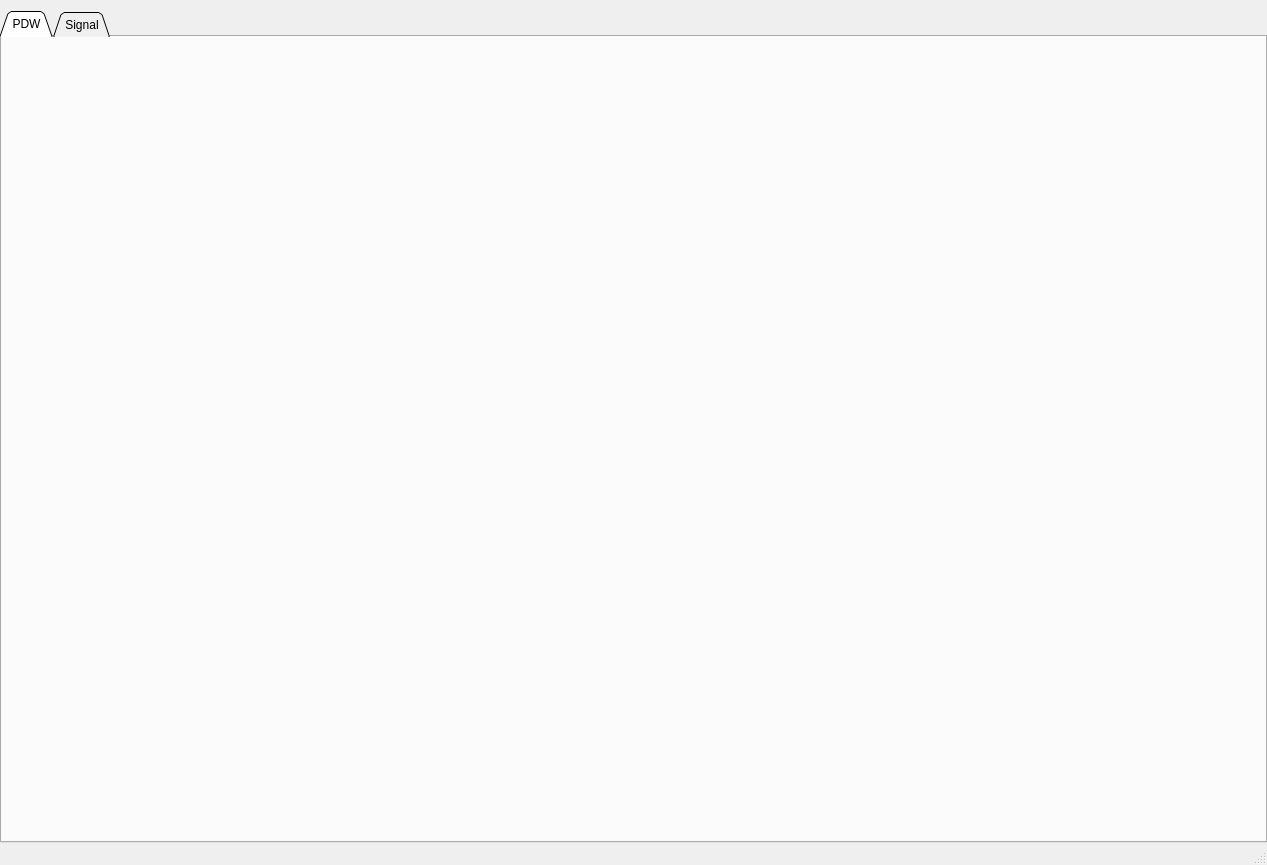
First picture: the form in visualization/GUI/mainform.ui, repository sepehrgh98/PyCoolEdit, before the edit.
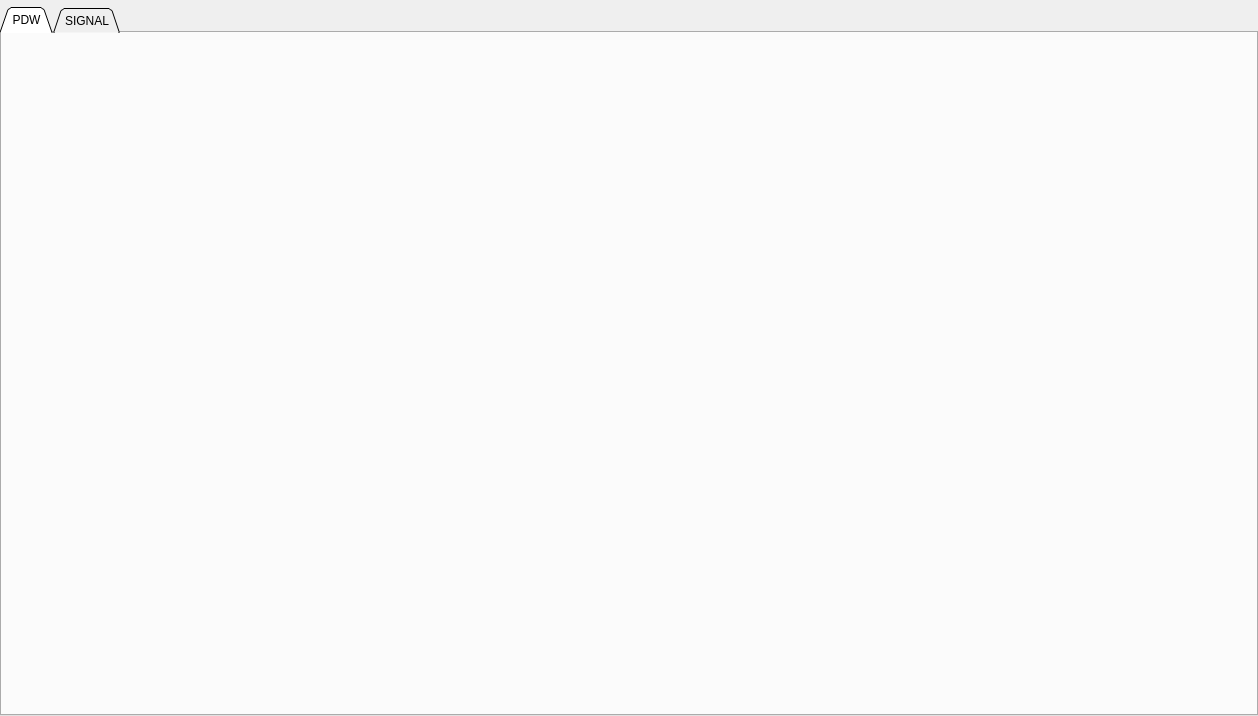
Second picture: the form after the edit.

```diff
--- a/visualization/GUI/mainform.ui
+++ b/visualization/GUI/mainform.ui
@@ -6,8 +6,8 @@
    <rect>
     <x>0</x>
     <y>0</y>
-    <width>1267</width>
-    <height>865</height>
+    <width>1258</width>
+    <height>716</height>
    </rect>
   </property>
   <property name="windowTitle">
@@ -15,11 +15,14 @@
   </property>
   <widget class="QWidget" name="centralwidget">
    <layout class="QVBoxLayout" name="verticalLayout">
+    <property name="spacing">
+     <number>0</number>
+    </property>
     <property name="leftMargin">
      <number>0</number>
     </property>
     <property name="topMargin">
-     <number>11</number>
+     <number>7</number>
     </property>
     <property name="rightMargin">
      <number>0</number>
@@ -29,12 +32,36 @@
     </property>
     <item>
      <widget class="QTabWidget" name="tabWidget">
+      <property name="tabPosition">
+       <enum>QTabWidget::North</enum>
+      </property>
       <property name="tabShape">
        <enum>QTabWidget::Triangular</enum>
       </property>
       <property name="currentIndex">
        <number>0</number>
       </property>
+      <property name="iconSize">
+       <size>
+        <width>20</width>
+        <height>20</height>
+       </size>
+      </property>
+      <property name="elideMode">
+       <enum>Qt::ElideNone</enum>
+      </property>
+      <property name="documentMode">
+       <bool>false</bool>
+      </property>
+      <property name="tabsClosable">
+       <bool>false</bool>
+      </property>
+      <property name="movable">
+       <bool>true</bool>
+      </property>
+      <property name="tabBarAutoHide">
+       <bool>false</bool>
+      </property>
       <widget class="QWidget" name="PDWTab">
        <attribute name="title">
         <string>PDW</string>
@@ -65,7 +92,7 @@
       </widget>
       <widget class="QWidget" name="SignalForm">
        <attribute name="title">
-        <string>Signal</string>
+        <string>SIGNAL</string>
        </attribute>
        <layout class="QVBoxLayout" name="verticalLayout_3">
         <item>
@@ -95,17 +122,6 @@
     </item>
    </layout>
   </widget>
-  <widget class="QMenuBar" name="menubar">
-   <property name="geometry">
-    <rect>
-     <x>0</x>
-     <y>0</y>
-     <width>1267</width>
-     <height>26</height>
-    </rect>
-   </property>
-  </widget>
-  <widget class="QStatusBar" name="statusbar"/>
  </widget>
  <resources/>
  <connections/>
```
